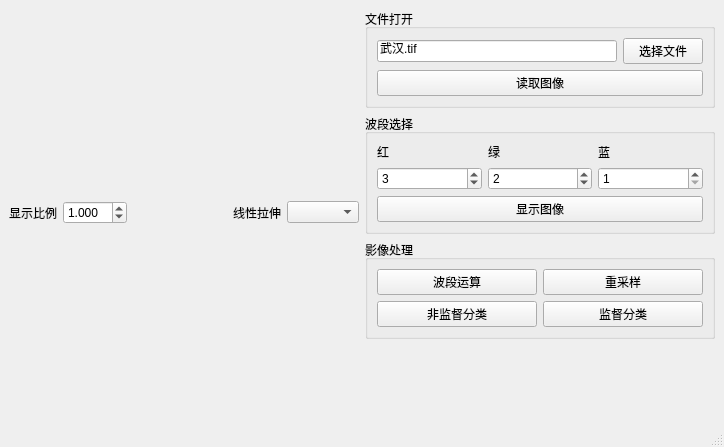
Qt form MainWin.ui (QuinMeow/RSPCourse_CUG2022) before a commit.
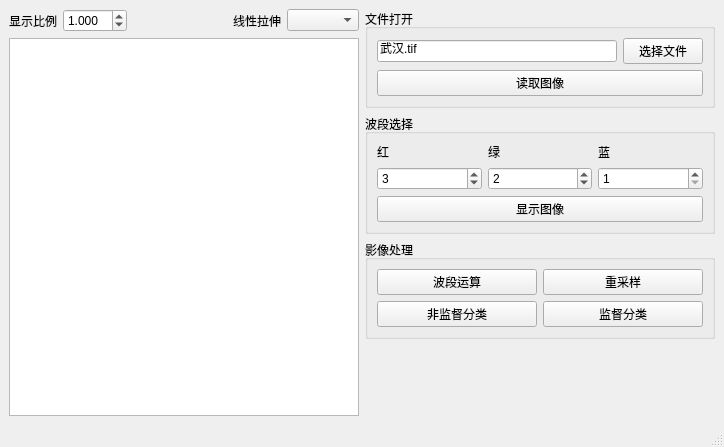
The same form after that commit.

Patch:
```diff
--- a/MainWin.ui
+++ b/MainWin.ui
@@ -76,6 +76,22 @@
         </item>
        </layout>
       </item>
+      <item>
+       <widget class="QGraphicsView" name="MainView">
+        <property name="sizePolicy">
+         <sizepolicy hsizetype="Expanding" vsizetype="Expanding">
+          <horstretch>0</horstretch>
+          <verstretch>0</verstretch>
+         </sizepolicy>
+        </property>
+        <property name="minimumSize">
+         <size>
+          <width>200</width>
+          <height>200</height>
+         </size>
+        </property>
+       </widget>
+      </item>
      </layout>
     </item>
     <item>
```
